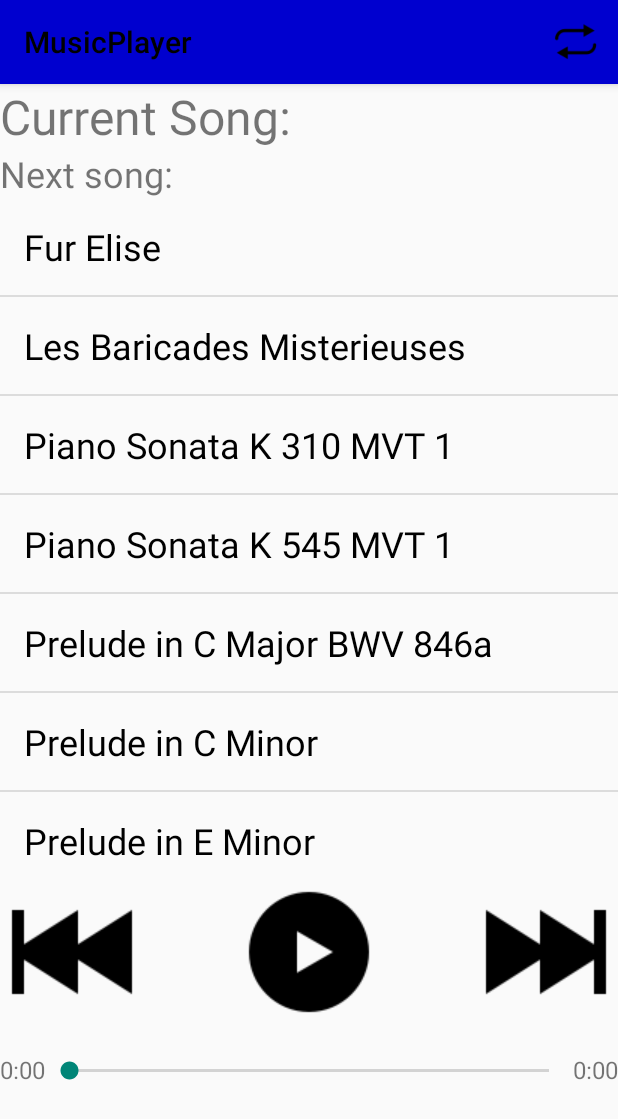
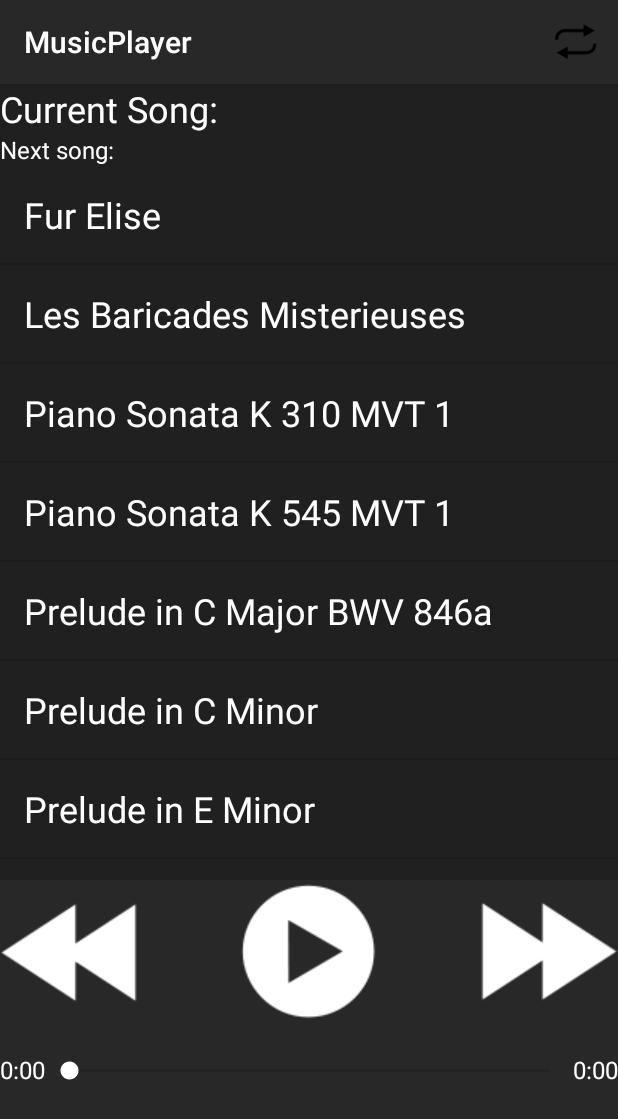
Before and after one commit to ksotengco/music-player, an Android app: the screen it shows after launch (MainActivity), on a phone screen of 412 x 824 dp. Shown: the top 1119 px of the screen. Run offline under Robolectric (Android 15) with nearby library versions, the phone set to English and light mode, and no system bars.

Commit message:
adjusted layout, added MediaPlayer, and play/pause functionality

```diff
--- a/MusicPlayer/app/src/main/java/musicplayer/cs371m/musicplayer/MainActivity.java
+++ b/MusicPlayer/app/src/main/java/musicplayer/cs371m/musicplayer/MainActivity.java
@@ -1,13 +1,22 @@
 package musicplayer.cs371m.musicplayer;
 
+import android.media.Image;
+import android.media.MediaPlayer;
+import android.provider.MediaStore;
 import android.support.v7.app.AppCompatActivity;
 import android.os.Bundle;
 import android.support.v7.widget.Toolbar;
 import android.view.Menu;
 import android.view.MenuItem;
 import android.view.View;
+import android.widget.AdapterView;
+import android.widget.Button;
+import android.widget.ImageButton;
 import android.widget.ListView;
+import android.widget.TextView;
 import android.widget.Toast;
+
+import org.w3c.dom.Text;
 
 import java.util.ArrayList;
 import java.util.List;
@@ -15,6 +24,17 @@ import java.util.List;
 public class MainActivity extends AppCompatActivity {
     static private ArrayList<Song> songList = new ArrayList<>();
     private ListView listView;
+
+    private SongManager manager = new Song();
+    private Song currentSong;
+    private Song nextSong;
+
+    private TextView currentSongText;
+    private TextView nextSongText;
+
+    private ImageButton playPauseButton;
+
+    final private int songSize = songList.size();
 
     static {
         songList.add(new Song("Fur Elise", R.raw.fur_elise));
@@ -37,12 +57,45 @@ public class MainActivity extends AppCompatActivity {
         Toolbar toolbar = (Toolbar) findViewById(R.id.toolbar);
         setSupportActionBar(toolbar);
 
+        currentSongText = (TextView) findViewById(R.id.current_song_text);
+        nextSongText    = (TextView) findViewById(R.id.next_song_text);
+
+        playPauseButton = (ImageButton) findViewById(R.id.play_button);
+
         listView = (ListView) findViewById(R.id.song_list);
 
         final SongAdapter adapter = new SongAdapter(getApplicationContext());
         adapter.addAll(songList);
 
         listView.setAdapter(adapter);
+        listView.setOnItemClickListener(new AdapterView.OnItemClickListener() {
+            @Override
+            public void onItemClick(AdapterView<?> adapterView, View view, int i, long l) {
+                currentSong = songList.get(i);
+                if (i == songSize - 1) {
+                    nextSong = songList.get(0);
+                } else {
+                    nextSong = songList.get(i+1);
+                }
+
+                currentSongText.setText("Current Song: " +  currentSong.getSongTitle());
+                nextSongText.setText("Next Song: " + nextSong.getSongTitle());
+
+                currentSong.playSong(getApplicationContext());
+
+                playPauseButton.setImageResource(R.drawable.pause_button);
+            }
+        });
+    }
+
+    public void pausePlay (View view) {
+        manager.updateSong(view);
+    }
+
+    @Override
+    protected void onStop() {
+        super.onStop();
+        manager.stopSong();
     }
 
     // Taken from Demo repo code
--- a/MusicPlayer/app/src/main/java/musicplayer/cs371m/musicplayer/Song.java
+++ b/MusicPlayer/app/src/main/java/musicplayer/cs371m/musicplayer/Song.java
@@ -1,13 +1,60 @@
 package musicplayer.cs371m.musicplayer;
 
-public class Song {
+import android.content.Context;
+import android.media.MediaPlayer;
+import android.view.View;
+import android.widget.ImageButton;
+
+interface SongManager {
+    void playSong(Context context);
+    void updateSong(View view);
+    void stopSong();
+}
+
+public class Song implements SongManager {
     private String songTitle;
     private int songID;
+    private boolean isPaused;
 
+    private static MediaPlayer songPlayer = null;
+    private static Song currentSong;
+
+    public Song () { }
     public Song (String title, int id) {
         songTitle = title;
         songID = id;
+        isPaused = false;
+    }
+
+    public void playSong(Context context) {
+        if (songPlayer != null) {
+            System.out.println("freeing");
+            songPlayer.release();
+        }
+        songPlayer = MediaPlayer.create(context, songID);
+        songPlayer.start();
+        currentSong = this;
+    }
+
+    public void updateSong(View view) {
+        if (songPlayer != null && currentSong != null) {
+            ImageButton playPauseButton = (ImageButton)  view.findViewById(R.id.play_button);
+            if (!currentSong.isPaused) {
+                songPlayer.pause();
+                playPauseButton.setImageResource(R.drawable.play_button);
+            } else {
+                songPlayer.start();
+                playPauseButton.setImageResource(R.drawable.pause_button);
+            }
+            currentSong.isPaused = !currentSong.isPaused;
+        }
+    }
+
+    public void stopSong() {
+        songPlayer.stop();
+        songPlayer.release();
     }
 
     String getSongTitle() { return songTitle; }
+    int getSongID() { return songID; }
 }
--- a/MusicPlayer/app/src/main/res/layout/activity_main.xml
+++ b/MusicPlayer/app/src/main/res/layout/activity_main.xml
@@ -14,10 +14,10 @@
 
         <android.support.v7.widget.Toolbar
             android:id="@+id/toolbar"
-            app:titleTextColor="#000000"
+            app:titleTextColor="#FFFFFF"
             android:layout_width="match_parent"
             android:layout_height="?attr/actionBarSize"
-            android:background="#0000CF"
+            android:background="#282828"
             android:elevation="4dp"
             android:theme="@style/ThemeOverlay.AppCompat.ActionBar"
             app:popupTheme="@style/ThemeOverlay.AppCompat.Light"/>
@@ -28,21 +28,24 @@
         android:layout_width="match_parent"
         android:layout_height="match_parent"
         android:layout_weight="1"
-        android:orientation="vertical">
+        android:orientation="vertical"
+        android:background="#202020">
 
         <TextView
             android:id="@+id/current_song_text"
-            android:layout_width="wrap_content"
+            android:layout_width="match_parent"
             android:layout_height="wrap_content"
-            android:textSize="32dp"
+            android:textColor="#FFFFFF"
+            android:textSize="24dp"
             android:text="Current Song: "/>
 
         <TextView
             android:id="@+id/next_song_text"
-            android:layout_width="wrap_content"
+            android:layout_width="match_parent"
             android:layout_height="wrap_content"
             android:layout_below="@+id/current_song_text"
-            android:textSize="24sp"
+            android:textColor="#FFFFFF"
+            android:textSize="16dp"
             android:text="Next song: "/>
 
         <ListView
@@ -57,7 +60,8 @@
     <RelativeLayout
         android:layout_width="match_parent"
         android:layout_height="match_parent"
-        android:layout_weight="2">
+        android:layout_weight="2"
+        android:background="#282828">
 
         <ImageButton
             android:id="@+id/skip_back_button"
@@ -74,6 +78,7 @@
             android:layout_height="wrap_content"
             android:background="@null"
             android:layout_centerHorizontal="true"
+            android:onClick="pausePlay"
             app:srcCompat="@drawable/play_button" />
 
         <ImageButton
@@ -98,6 +103,7 @@
             android:layout_height="wrap_content"
             android:text="0:00"
             android:textSize="16dp"
+            android:textColor="#FFFFFF"
             android:layout_below="@id/helper_text"/>
 
         <SeekBar
@@ -106,7 +112,8 @@
             android:layout_height="24dp"
             android:layout_below="@id/helper_text"
             android:layout_toEndOf="@id/time_passed"
-            android:layout_toStartOf="@id/time_left" />
+            android:layout_toStartOf="@id/time_left"
+            android:thumbTint="#FFFFFF"/>
 
         <TextView
             android:id="@+id/time_left"
@@ -114,6 +121,7 @@
             android:layout_height="wrap_content"
             android:text="0:00"
             android:textSize="16dp"
+            android:textColor="#FFFFFF"
             android:layout_below="@id/helper_text"
             android:layout_alignParentEnd="true"/>
 
--- a/MusicPlayer/app/src/main/res/layout/row.xml
+++ b/MusicPlayer/app/src/main/res/layout/row.xml
@@ -9,5 +9,5 @@
         android:layout_height="wrap_content"
         android:textSize="24sp"
         android:padding="16dp"
-        android:textColor="#000000"/>
+        android:textColor="#FFFFFF"/>
 </LinearLayout>
```
Also changed, not shown: MusicPlayer/app/src/main/java/musicplayer/cs371m/musicplayer/MyMediaPlayer.java (added, +13 -0 lines), MusicPlayer/app/src/main/res/drawable/pause_button.png, MusicPlayer/app/src/main/res/drawable/play_button.png, MusicPlayer/app/src/main/res/drawable/skip_button.png.
